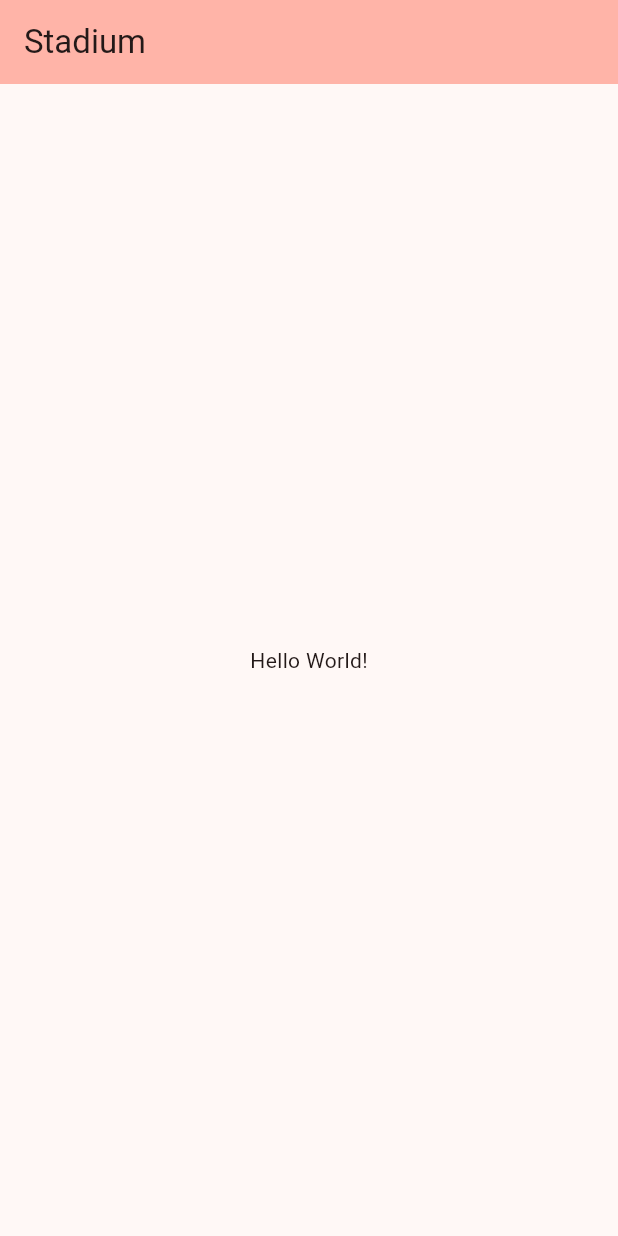
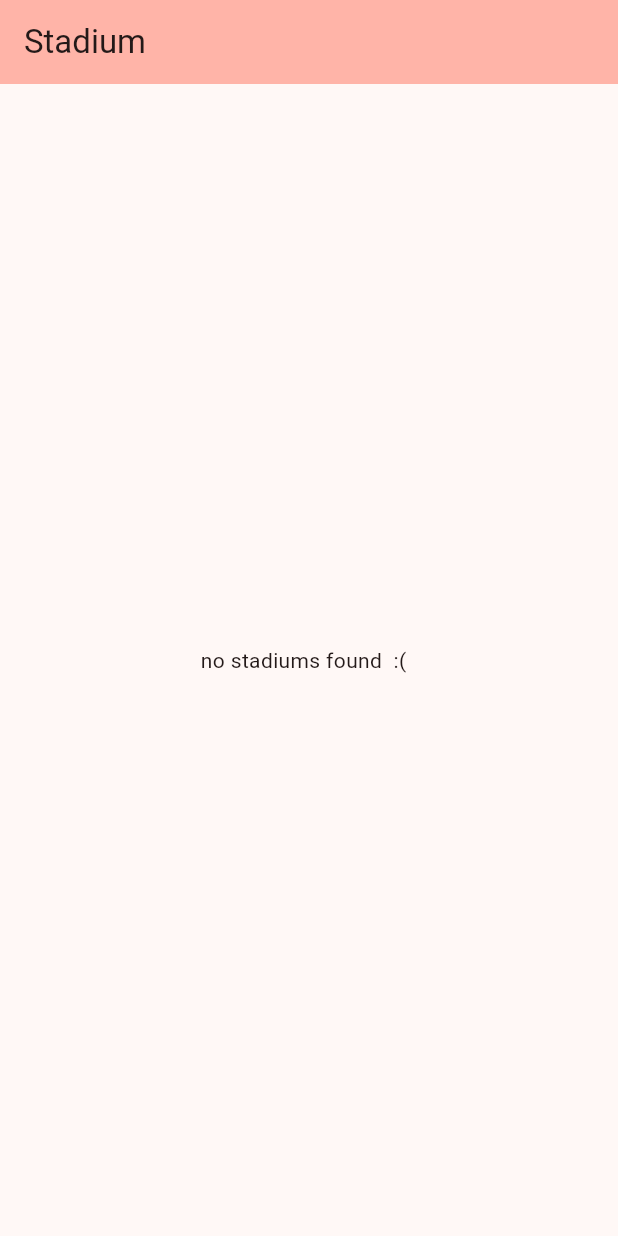
Before and after one commit to yoninani7/Yona_ecommerce, a Flutter app: the screen it shows after launch, on a phone screen of 412 x 824 dp. Run offline on Flutter 3.47's test engine with Material 3 defaults, Android fonts, the light colour scheme and no system bars.

Commit message:
Update main.dart

```diff
--- a/project1/lib/main.dart
+++ b/project1/lib/main.dart
@@ -41,7 +41,7 @@ class _MyHomePageState extends State<MyHomePage> {
       body: Center(
         child: Column(
           mainAxisAlignment: MainAxisAlignment.center,
-          children: <Widget>[const Text('Hello World!')],
+          children: <Widget>[const Text('no stadiums found  :(  ')],
         ),
       ),
     );
```
